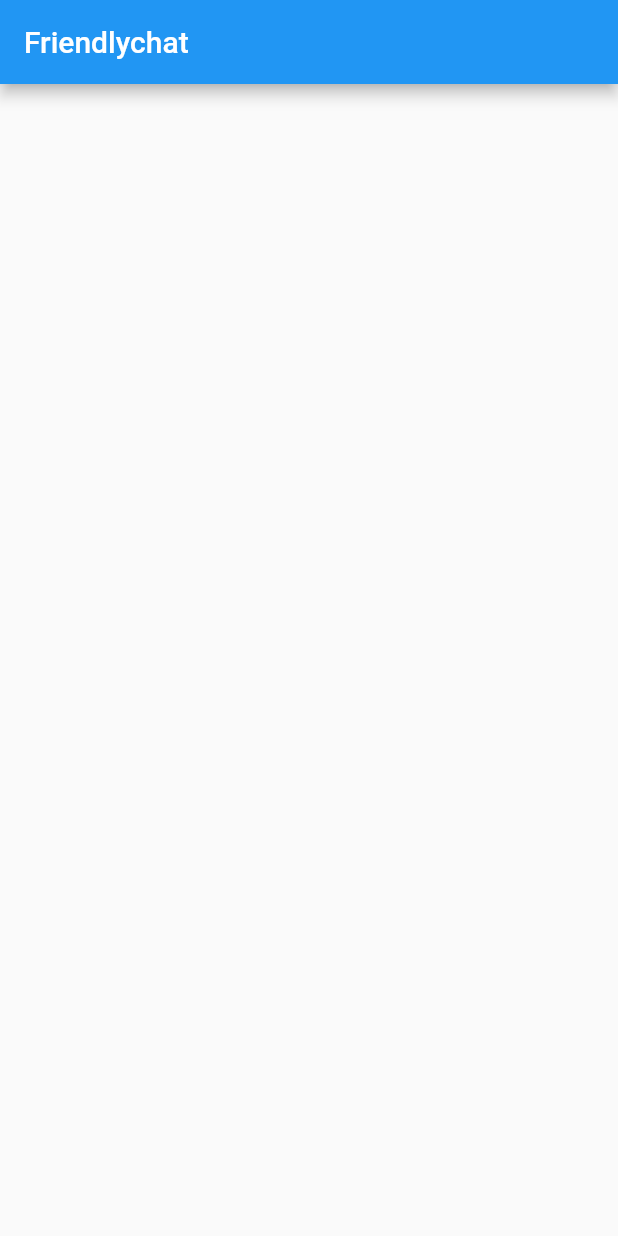
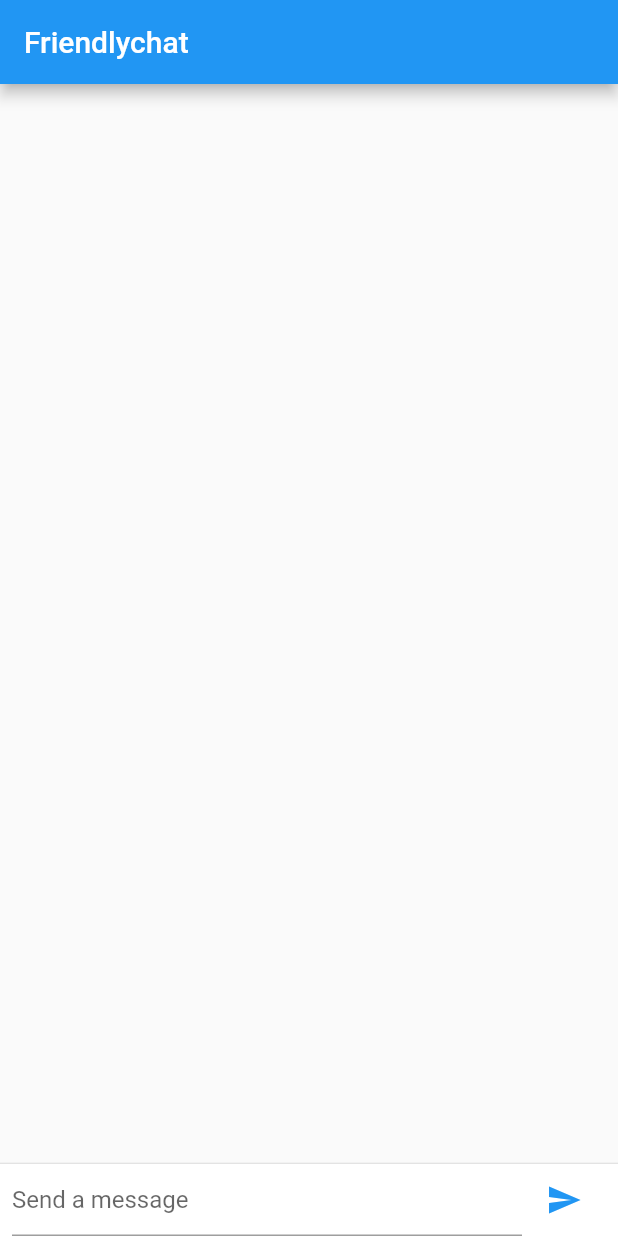
Before and after one commit to kalyandechiraju/FriendlyChat, a Flutter app: the screen it shows after launch, on a phone screen of 412 x 824 dp. Run offline on Flutter 3.47's test engine with Material 2 defaults, Android fonts, the phone set to English and light mode, and no system bars.

Commit message:
:zap: Add messages layout

```diff
--- a/lib/FriendlychatApp.dart
+++ b/lib/FriendlychatApp.dart
@@ -1,4 +1,5 @@
 import 'package:flutter/material.dart';
+import 'package:friendly_chat/ChatMessage.dart';
 
 class FriendlychatApp extends StatelessWidget {
   @override
@@ -10,13 +11,87 @@ class FriendlychatApp extends StatelessWidget {
   }
 }
 
-class ChatScreen extends StatelessWidget {
+class ChatScreen extends StatefulWidget {
+  @override
+  State<StatefulWidget> createState() => ChatScreenState();
+}
+
+class ChatScreenState extends State<ChatScreen> with TickerProviderStateMixin {
+  final _messages = <ChatMessage>[];
+  final _textController = TextEditingController();
   @override
   Widget build(BuildContext context) {
-    return Scaffold(
-      appBar: AppBar(
-        title: Text("Friendlychat"),
+    return new Scaffold(
+      appBar: new AppBar(title: new Text("Friendlychat")),
+      body: new Column(
+        //modified
+        children: <Widget>[
+          new Flexible(
+            child: new ListView.builder(
+              padding: new EdgeInsets.all(8.0),
+              reverse: true,
+              itemBuilder: (_, int index) => _messages[index],
+              itemCount: _messages.length,
+            ),
+          ),
+          new Divider(height: 1.0),
+          new Container(
+            decoration: new BoxDecoration(color: Theme.of(context).cardColor),
+            child: _buildTextComposer(), //modified
+          ),
+        ],
       ),
     );
   }
+
+  Widget _buildTextComposer() {
+    return IconTheme(
+      data: IconThemeData(color: Theme.of(context).accentColor),
+      child: Container(
+          margin: const EdgeInsets.symmetric(horizontal: 8.0),
+          child: Row(
+            children: <Widget>[
+              Flexible(
+                child: TextField(
+                  controller: _textController,
+                  onSubmitted: _handleSubmitted,
+                  decoration: InputDecoration(
+                    hintText: "Send a message",
+                  ),
+                ),
+              ),
+              Container(
+                margin: EdgeInsets.symmetric(horizontal: 4.0),
+                child: IconButton(
+                  icon: Icon(Icons.send),
+                  onPressed: () => _handleSubmitted(_textController.text),
+                ),
+              )
+            ],
+          )),
+    );
+  }
+
+  void _handleSubmitted(String text) {
+    _textController.clear();
+    ChatMessage message = new ChatMessage(
+      text: text,
+      animationController: new AnimationController(
+        duration: new Duration(milliseconds: 700),
+        vsync: this,
+      ),
+    );
+    setState(() {
+      _messages.insert(0, message);
+    });
+    message.animationController.forward();
+  }
+
+  @override
+  void dispose() {
+    //new
+    for (ChatMessage message in _messages) //new
+      message.animationController.dispose(); //new
+    super.dispose(); //new
+  }
 }
```
Also changed, not shown: lib/ChatMessage.dart (added, +44 -0 lines), 1 other file.
